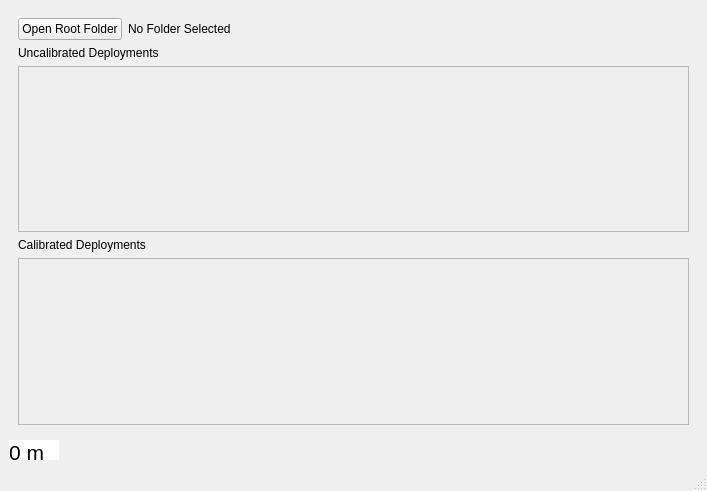
First picture: the form in gui.ui, repository adam-kosinski/Data-Plus-Zoe-Depth, before the edit.
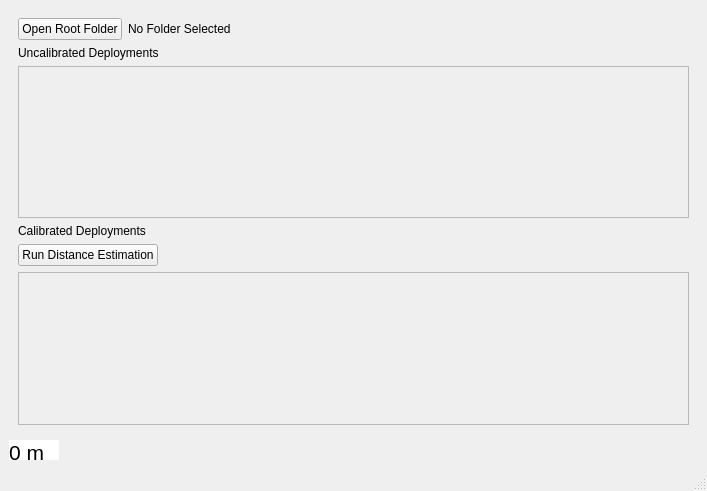
Second picture: the form after the edit.

What changed in the file:
```diff
--- a/gui.ui
+++ b/gui.ui
@@ -76,7 +76,7 @@
              <x>0</x>
              <y>0</y>
              <width>681</width>
-             <height>174</height>
+             <height>163</height>
             </rect>
            </property>
            <layout class="QVBoxLayout" name="verticalLayout_2">
@@ -107,6 +107,13 @@
           </property>
          </widget>
         </item>
+        <item alignment="Qt::AlignLeft">
+         <widget class="QPushButton" name="runButton">
+          <property name="text">
+           <string>Run Distance Estimation</string>
+          </property>
+         </widget>
+        </item>
         <item>
          <widget class="QScrollArea" name="scrollArea_2">
           <property name="widgetResizable">
@@ -118,7 +125,7 @@
              <x>0</x>
              <y>0</y>
              <width>681</width>
-             <height>174</height>
+             <height>164</height>
             </rect>
            </property>
            <layout class="QVBoxLayout" name="verticalLayout_3">
```
Left out of the diff: 4 changed lines with no effect on the pictures.
